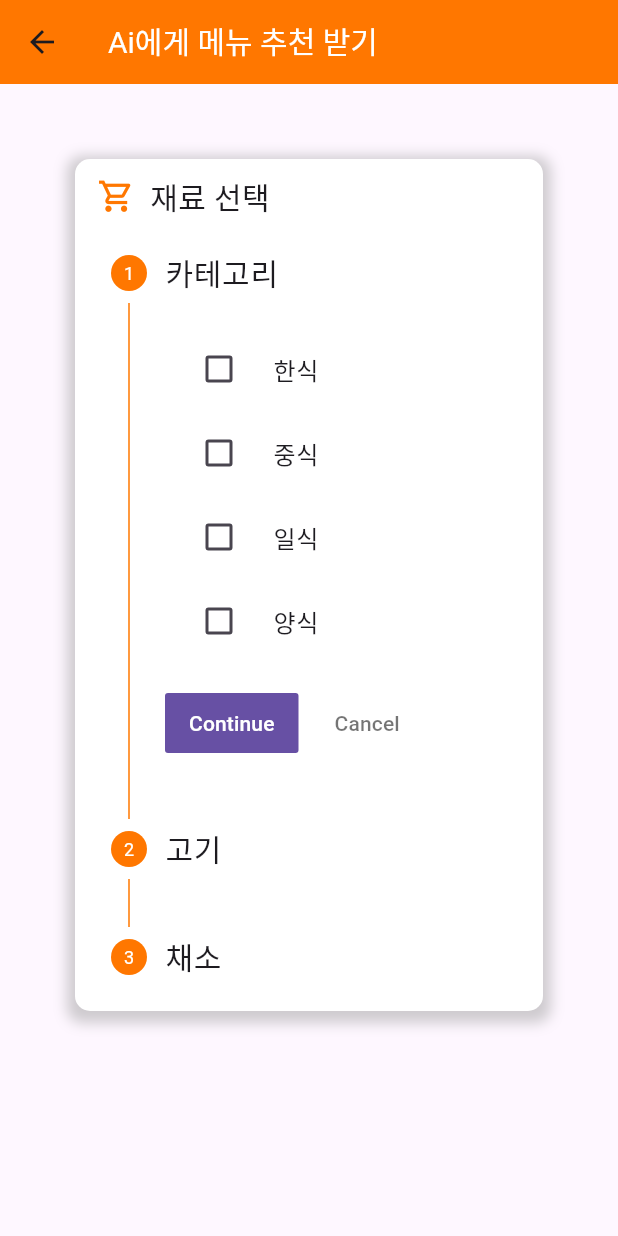
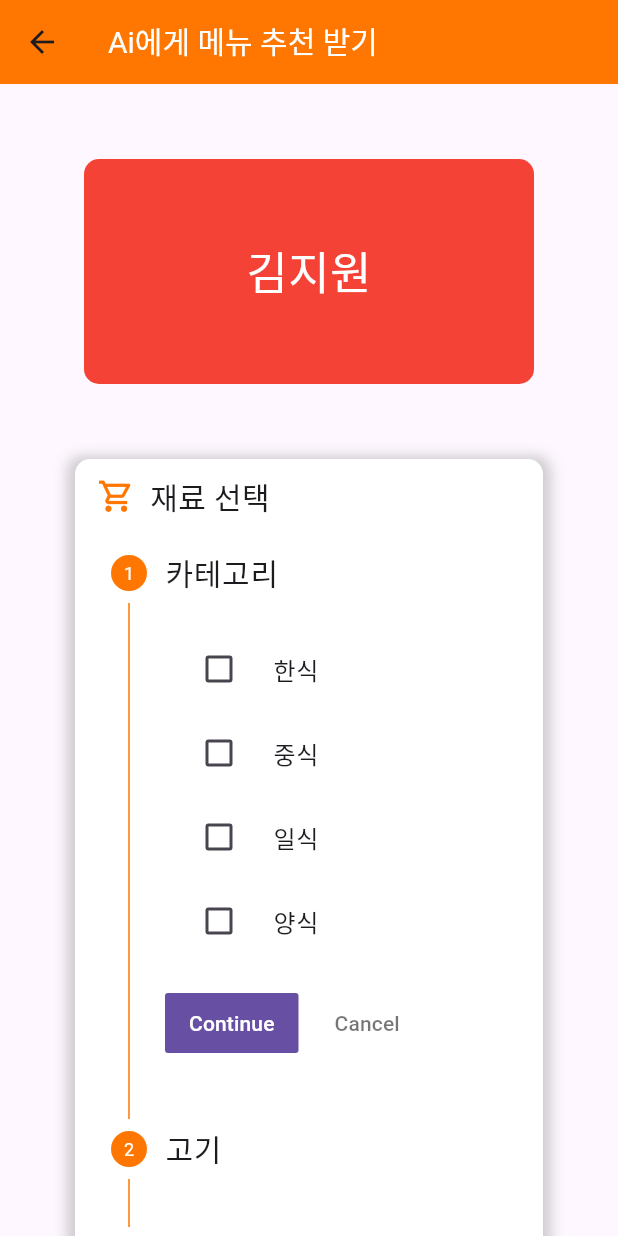
Before and after one commit to EN-SeoMinKim/PuppyAlert-Front-End, a Flutter app: the MenuRecommendHostScreen screen opened directly, on a phone screen of 412 x 824 dp. Run offline on Flutter 3.47's test engine with Material 3 defaults, Android fonts, the phone set to English and light mode, and no system bars; our stand-ins replace avatar_glow, flutter_dotenv, flutter_tts, permission_handler, speech_to_text; missing offline and left inert: flutter_naver_map, remedi_kopo.

```diff
--- a/puppy_alert/lib/screens/host_screens/menu_recommend_host_screen.dart
+++ b/puppy_alert/lib/screens/host_screens/menu_recommend_host_screen.dart
@@ -71,7 +71,7 @@ class _MenuRecommendHostScreenState extends State<MenuRecommendHostScreen> {
 
   List<String> _getCheckedStringList(String title) {
     List<String> result = [];
-    for(int i = 0; i < _isCheckedMap[title]!.length; i++) {
+    for (int i = 0; i < _isCheckedMap[title]!.length; i++) {
       if (_isCheckedMap[title]![i]) {
         result.add(_menuMap[title]![i]);
       }
@@ -89,6 +89,18 @@ class _MenuRecommendHostScreenState extends State<MenuRecommendHostScreen> {
       body: SingleChildScrollView(
         child: Column(
           children: [
+            Padding(
+              padding: const EdgeInsets.fromLTRB(50, 50, 50, 0),
+              child: Container(
+                width: 300,
+                height: 150,
+                decoration: BoxDecoration(
+                    color: Colors.red, borderRadius: BorderRadius.circular(10)),
+                child: const Center(
+                    child: Text('김지원',
+                        style: TextStyle(fontSize: 30, color: Colors.white))),
+              ),
+            ),
             Padding(
               padding: const EdgeInsets.all(50.0),
               child: Center(
```
Also changed, not shown: puppy_alert/lib/models/recommend_menu_model.dart (added, +28 -0 lines).
